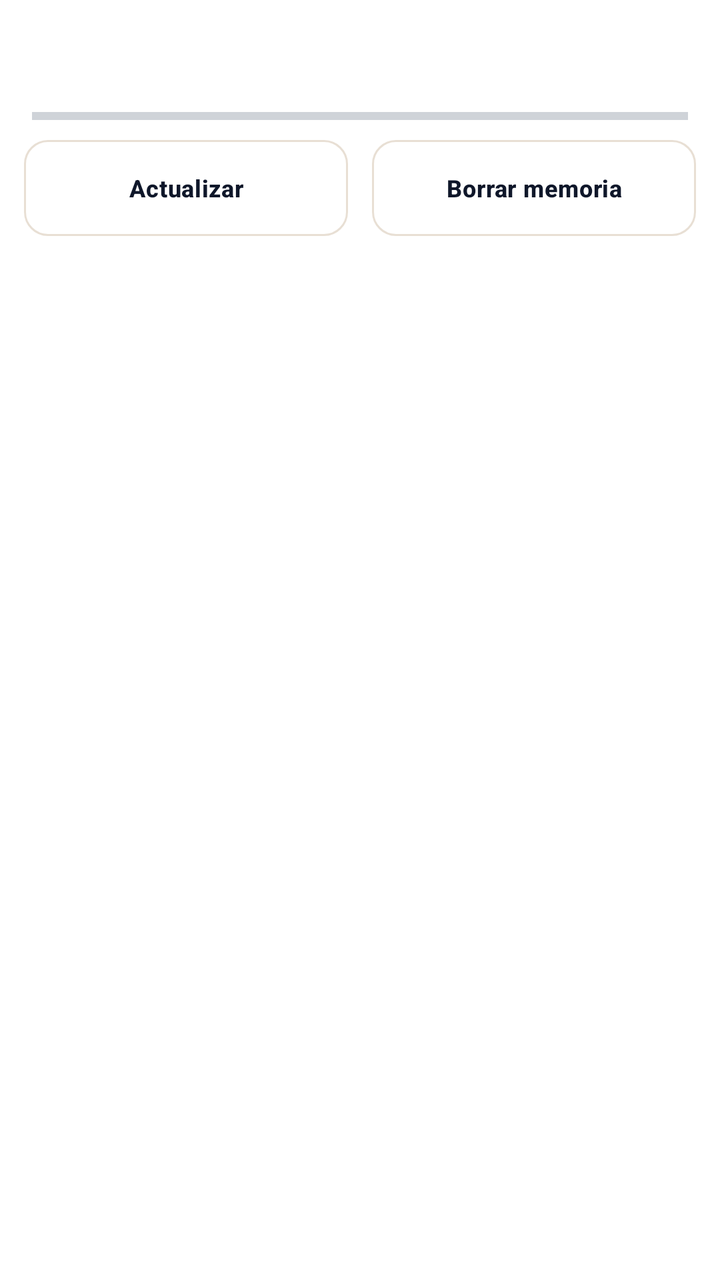
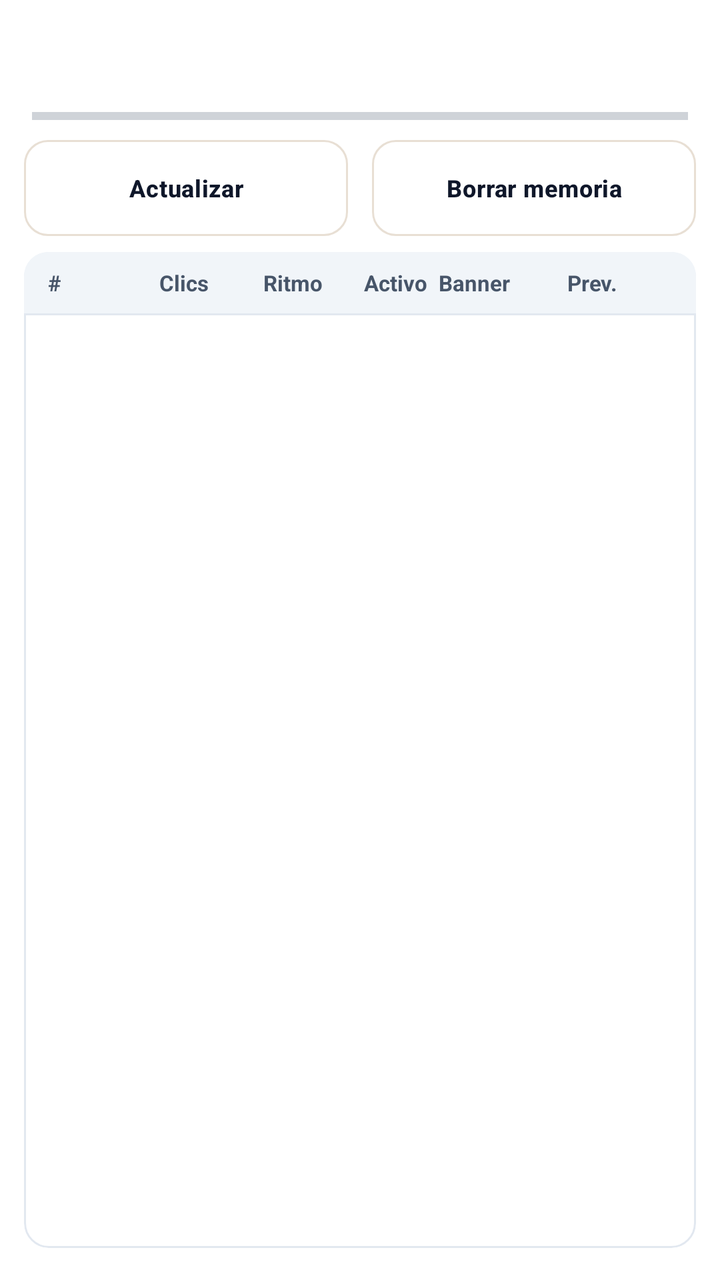

Screens rendered from an Android XML layout before and after an edit, with the pre-edit source and the edit as a unified diff.
<!-- AndroidManifest.xml: application theme AppTheme -->
<!-- res/layout/activity_refresh_cycles.xml -->
<?xml version="1.0" encoding="utf-8"?>
<LinearLayout xmlns:android="http://schemas.android.com/apk/res/android"
    xmlns:app="http://schemas.android.com/apk/res-auto"
    android:layout_width="match_parent"
    android:layout_height="match_parent"
    android:orientation="vertical"
    android:background="@color/bg_page">

    <TextView
        android:id="@+id/tvRefreshCyclesSummary"
        android:layout_width="match_parent"
        android:layout_height="wrap_content"
        android:paddingStart="16dp"
        android:paddingEnd="16dp"
        android:paddingTop="12dp"
        android:paddingBottom="4dp"
        android:textColor="@color/text_primary"
        android:textSize="13sp"
        android:textIsSelectable="true" />

    <TextView
        android:id="@+id/tvRefreshCyclesProgress"
        android:layout_width="match_parent"
        android:layout_height="wrap_content"
        android:paddingStart="16dp"
        android:paddingEnd="16dp"
        android:paddingBottom="4dp"
        android:textColor="@color/text_secondary"
        android:textSize="12sp" />

    <ProgressBar
        android:id="@+id/barRefreshCyclesProgress"
        style="?android:attr/progressBarStyleHorizontal"
        android:layout_width="match_parent"
        android:layout_height="8dp"
        android:layout_marginStart="16dp"
        android:layout_marginEnd="16dp"
        android:layout_marginBottom="8dp"
        android:max="100"
        android:progress="0" />

    <LinearLayout
        android:layout_width="match_parent"
        android:layout_height="wrap_content"
        android:orientation="horizontal"
        android:paddingStart="12dp"
        android:paddingEnd="12dp"
        android:paddingBottom="8dp">

        <com.google.android.material.button.MaterialButton
            android:id="@+id/btnRefreshCyclesReload"
            style="@style/SparkButtonSecondary"
            android:layout_width="0dp"
            android:layout_height="wrap_content"
            android:layout_weight="1"
            android:layout_marginEnd="6dp"
            android:text="@string/config_refresh_guard_update"
            android:textSize="12sp" />

        <com.google.android.material.button.MaterialButton
            android:id="@+id/btnRefreshCyclesClear"
            style="@style/SparkButtonSecondary"
            android:layout_width="0dp"
            android:layout_height="wrap_content"
            android:layout_weight="1"
            android:layout_marginStart="6dp"
            android:text="@string/config_refresh_guard_clear"
            android:textSize="12sp" />
    </LinearLayout>

    <androidx.recyclerview.widget.RecyclerView
        android:id="@+id/rvRefreshCycles"
        android:layout_width="match_parent"
        android:layout_height="0dp"
        android:layout_weight="1"
        android:clipToPadding="false"
        android:paddingStart="12dp"
        android:paddingEnd="12dp"
        android:paddingBottom="16dp"
        app:layoutManager="androidx.recyclerview.widget.LinearLayoutManager" />
</LinearLayout>
<!-- resources referenced by this layout -->
<resources>
  <color name="bg_page">#FFFFFF</color>
  <color name="text_primary">#0F172A</color>
  <color name="text_secondary">#475569</color>
  <string name="config_refresh_guard_clear">Borrar memoria</string>
  <string name="config_refresh_guard_update">Actualizar</string>
  <style name="SparkButtonSecondary" parent="Widget.MaterialComponents.Button.OutlinedButton">
          <item name="android:minHeight">48dp</item>
          <item name="android:paddingTop">12dp</item>
          <item name="android:paddingBottom">12dp</item>
          <item name="android:textSize">14sp</item>
          <item name="cornerRadius">12dp</item>
          <item name="strokeWidth">1dp</item>
          <item name="strokeColor">@color/border_input</item>
          <item name="android:textColor">@color/text_primary</item>
          <item name="android:textAllCaps">false</item>
          <item name="android:insetTop">0dp</item>
          <item name="android:insetBottom">0dp</item>
      </style>
  <color name="border_input">#E8DFD4</color>
  <color name="colorPrimary">#FFFFFF</color>
  <color name="colorPrimaryDark">#FFFFFF</color>
  <color name="colorAccent">#3B82F6</color>
  <color name="bg_card">#FFFFFF</color>
  <style name="SparkSwitch" parent="Widget.MaterialComponents.CompoundButton.Switch">
          <item name="thumbTint">@color/header_switch_thumb</item>
          <item name="trackTint">@color/switch_track_selector</item>
      </style>
  <style name="PichiXTextInputLayout" parent="Widget.MaterialComponents.TextInputLayout.OutlinedBox">
          <item name="boxBackgroundColor">@color/bg_input</item>
          <item name="boxStrokeColor">@color/border_input</item>
          <item name="hintTextColor">@color/text_secondary</item>
          <item name="android:textColorHint">@color/text_hint</item>
      </style>
  <color name="button_primary_bg">#3B82F6</color>
  <color name="button_primary_text">#FFFFFF</color>
  <style name="SparkAlertDialogTitle" parent="MaterialAlertDialog.MaterialComponents.Title.Text">
          <item name="android:textColor">@color/text_primary</item>
      </style>
  <style name="SparkAlertDialogBody" parent="MaterialAlertDialog.MaterialComponents.Body.Text">
          <item name="android:textColor">@color/text_secondary</item>
      </style>
  <style name="SparkAlertDialogButton" parent="Widget.MaterialComponents.Button.TextButton.Dialog">
          <item name="android:textColor">@color/colorAccent</item>
          <item name="rippleColor">@color/sidebar_ripple</item>
      </style>
  <color name="bg_input">#FFF8F0</color>
  <color name="text_hint">#94A3B8</color>
  <color name="sidebar_ripple">#1A3B82F6</color>
  <!-- unchanged entries left out for length: 3 -->
</resources>

<!-- the commit's change to res/layout/activity_refresh_cycles.xml (unified diff, before → after) -->
@@ -68,14 +68,78 @@
             android:textSize="12sp" />
     </LinearLayout>
 
-    <androidx.recyclerview.widget.RecyclerView
-        android:id="@+id/rvRefreshCycles"
+    <LinearLayout
+        android:id="@+id/boxRefreshCyclesTable"
         android:layout_width="match_parent"
         android:layout_height="0dp"
         android:layout_weight="1"
-        android:clipToPadding="false"
-        android:paddingStart="12dp"
-        android:paddingEnd="12dp"
-        android:paddingBottom="16dp"
-        app:layoutManager="androidx.recyclerview.widget.LinearLayoutManager" />
+        android:layout_marginStart="12dp"
+        android:layout_marginEnd="12dp"
+        android:layout_marginBottom="16dp"
+        android:orientation="vertical"
+        android:background="@drawable/stat_card"
+        android:clipToOutline="true">
+
+        <LinearLayout
+            android:id="@+id/rowRefreshCyclesHeader"
+            android:layout_width="match_parent"
+            android:layout_height="wrap_content"
+            android:orientation="horizontal"
+            android:gravity="center_vertical"
+            android:background="@color/bg_secondary"
+            android:paddingStart="12dp"
+            android:paddingEnd="12dp"
+            android:paddingTop="8dp"
+            android:paddingBottom="8dp">
+
+            <TextView
+                style="@style/RefreshCycleColHeader"
+                android:layout_weight="0.7"
+                android:text="@string/refresh_cycles_col_n" />
+
+            <TextView
+                style="@style/RefreshCycleColHeader"
+                android:layout_weight="0.85"
+                android:gravity="end"
+                android:text="@string/refresh_cycles_col_clicks" />
+
+            <TextView
+                style="@style/RefreshCycleColHeader"
+                android:layout_weight="1.1"
+                android:gravity="end"
+                android:text="@string/refresh_cycles_col_pace" />
+
+            <TextView
+                style="@style/RefreshCycleColHeader"
+                android:layout_weight="1.0"
+                android:gravity="end"
+                android:text="@string/refresh_cycles_col_active" />
+
+            <TextView
+                style="@style/RefreshCycleColHeader"
+                android:layout_weight="1.35"
+                android:paddingStart="6dp"
+                android:paddingEnd="4dp"
+                android:text="@string/refresh_cycles_col_banner" />
+
+            <TextView
+                style="@style/RefreshCycleColHeader"
+                android:layout_weight="1.0"
+                android:text="@string/refresh_cycles_col_prev" />
+        </LinearLayout>
+
+        <View
+            android:layout_width="match_parent"
+            android:layout_height="1dp"
+            android:background="@color/border_subtle" />
+
+        <androidx.recyclerview.widget.RecyclerView
+            android:id="@+id/rvRefreshCycles"
+            android:layout_width="match_parent"
+            android:layout_height="0dp"
+            android:layout_weight="1"
+            android:clipToPadding="false"
+            android:paddingBottom="8dp"
+            app:layoutManager="androidx.recyclerview.widget.LinearLayoutManager" />
+    </LinearLayout>
 </LinearLayout>
<!-- resource entries referenced after the edit -->
@@ -1,10 +1,30 @@
 <!-- resources referenced by this layout -->
 <resources>
   <color name="bg_page">#FFFFFF</color>
+  <color name="bg_secondary">#F1F5F9</color>
+  <color name="border_subtle">#E2E8F0</color>
   <color name="text_primary">#0F172A</color>
   <color name="text_secondary">#475569</color>
+  <!-- drawable stat_card (drawable) -->
+  <?xml version="1.0" encoding="utf-8"?>
+  <shape xmlns:android="http://schemas.android.com/apk/res/android">
+      <solid android:color="@color/bg_card"/>
+      <stroke android:width="1dp" android:color="@color/border_subtle"/>
+      <corners android:radius="12dp"/>
+  </shape>
   <string name="config_refresh_guard_clear">Borrar memoria</string>
   <string name="config_refresh_guard_update">Actualizar</string>
+  <string name="refresh_cycles_col_active">Activo</string>
+  <string name="refresh_cycles_col_banner">Banner</string>
+  <string name="refresh_cycles_col_clicks">Clics</string>
+  <string name="refresh_cycles_col_n">#</string>
+  <string name="refresh_cycles_col_pace">Ritmo</string>
+  <string name="refresh_cycles_col_prev">Prev.</string>
+  <style name="RefreshCycleColHeader" parent="RefreshCycleCol">
+          <item name="android:textSize">11sp</item>
+          <item name="android:textColor">@color/text_secondary</item>
+          <item name="android:textStyle">bold</item>
+      </style>
   <style name="SparkButtonSecondary" parent="Widget.MaterialComponents.Button.OutlinedButton">
           <item name="android:minHeight">48dp</item>
           <item name="android:paddingTop">12dp</item>
@@ -23,6 +43,14 @@
   <color name="colorPrimaryDark">#FFFFFF</color>
   <color name="colorAccent">#3B82F6</color>
   <color name="bg_card">#FFFFFF</color>
+  <style name="RefreshCycleCol">
+          <item name="android:layout_width">0dp</item>
+          <item name="android:layout_height">wrap_content</item>
+          <item name="android:ellipsize">end</item>
+          <item name="android:maxLines">1</item>
+          <item name="android:textSize">12sp</item>
+          <item name="android:textColor">@color/text_primary</item>
+      </style>
   <style name="SparkSwitch" parent="Widget.MaterialComponents.CompoundButton.Switch">
           <item name="thumbTint">@color/header_switch_thumb</item>
           <item name="trackTint">@color/switch_track_selector</item>
